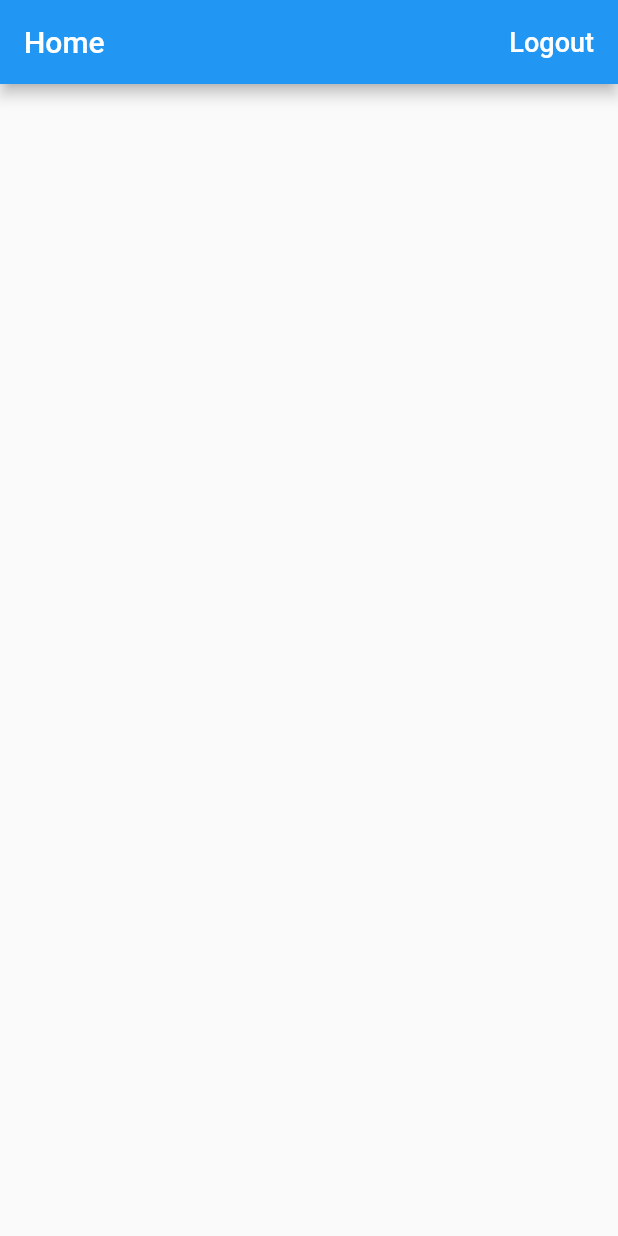
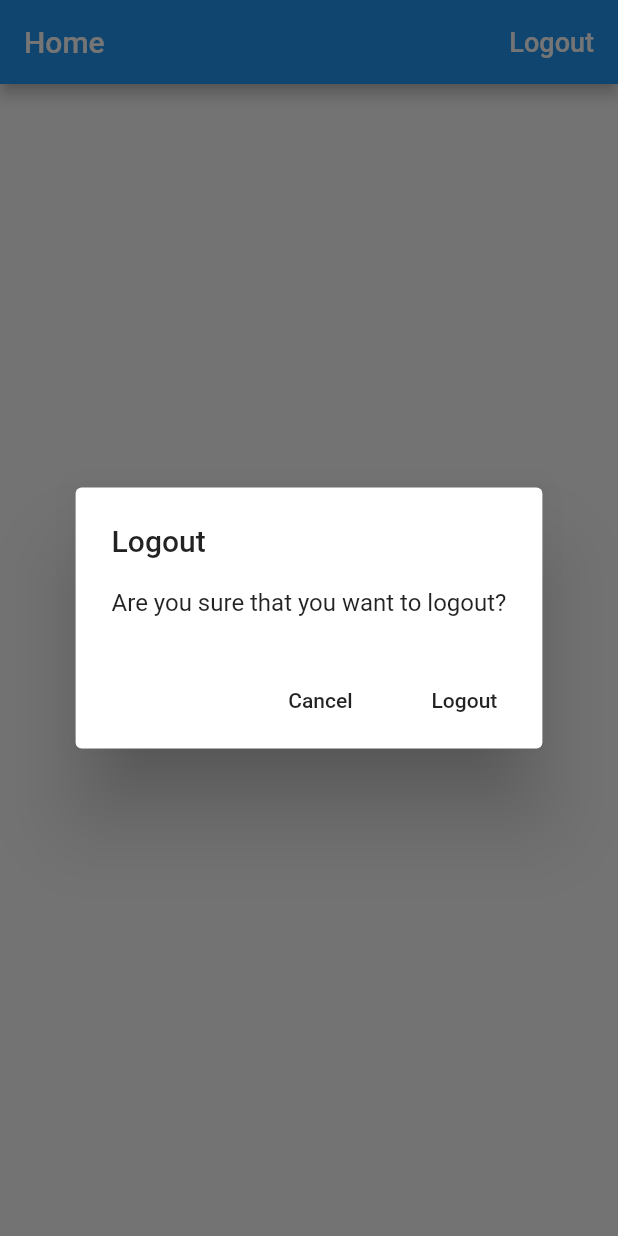
Before and after one commit to YemaneZewdu/time_tracker, a Flutter app: the screen it shows once a user with an empty profile is signed in, after a tap on "Logout", on a phone screen of 412 x 824 dp. Run offline on Flutter 3.47's test engine with Material 2 defaults, Android fonts, the phone set to English and light mode, and no system bars; our stand-ins replace firebase_auth, google_sign_in; accounts and stored records are empty.

Commit message:
-Implemented a platform aware alert dialog box for sign in failure and log out confirmation

```diff
--- a/lib/app/home_page.dart
+++ b/lib/app/home_page.dart
@@ -1,4 +1,5 @@
 import 'package:flutter/material.dart';
+import 'package:timetracker/common_widgets/platform_alert_dialog.dart';
 import 'package:timetracker/services/auth.dart';
 
 class HomePage extends StatelessWidget {
@@ -22,6 +23,22 @@ class HomePage extends StatelessWidget {
       print("Sign out! " + e.toString());
     }
   }
+
+  // confirm if the user wants to sign out
+  Future<void> _confirmSignOut(BuildContext context) async {
+    // getting the return value from the alert dialog
+    final didRequestSignOut = await PlatformAlertDialog(
+      title: 'Logout',
+      content: 'Are you sure that you want to logout?',
+      defaultActionText: 'Logout',
+      cancelActionText: 'Cancel',
+    ).show(context);
+    // if the return value is true, then sign out the user
+    if (didRequestSignOut == true) {
+      _signOut();
+    }
+  }
+
   @override
   Widget build(BuildContext context) {
     return Scaffold(
@@ -36,7 +53,7 @@ class HomePage extends StatelessWidget {
                 color: Colors.white,
               ),
             ),
-            onPressed: _signOut,
+            onPressed: () => _confirmSignOut(context),
           ),
         ],
       ),
--- a/lib/app/sign_in/email_sign_in_form.dart
+++ b/lib/app/sign_in/email_sign_in_form.dart
@@ -2,6 +2,7 @@ import 'package:flutter/cupertino.dart';
 import 'package:flutter/material.dart';
 import 'package:timetracker/app/sign_in/validators.dart';
 import 'package:timetracker/common_widgets/form_submit_button.dart';
+import 'package:timetracker/common_widgets/platform_alert_dialog.dart';
 import 'package:timetracker/services/auth.dart';
 
 // used for customizing the text in the sign in button
@@ -26,12 +27,15 @@ class _EmailSignInFormState extends State<EmailSignInForm> {
   final FocusNode _passwordFocusNode = FocusNode();
 
   String get _email => _emailController.text;
+
   String get _password => _passwordController.text;
+
   // assigning a default value
   EmailSIgnInFormType _formType = EmailSIgnInFormType.signIn;
 
   // this variable is used for solving the onError in the text fields
   bool _submitted = false;
+
   // this is used for not letting the user submit a form multiple times
   // before the already submitted form has not been processed
   // favorable for slow network
@@ -54,10 +58,14 @@ class _EmailSignInFormState extends State<EmailSignInForm> {
       // if successful, close the screen
       Navigator.of(context).pop();
     } catch (e) {
-      print(e.toString());
+      PlatformAlertDialog(
+        title: 'Sign in failed',
+        content: e.toString(),
+        defaultActionText: 'OK',
+      ).show(context);
     }
     // this code is accessed both when the form was successful or unsuccessful
-    finally{
+     finally {
       setState(() {
         _isLoading = false;
       });
@@ -83,7 +91,8 @@ class _EmailSignInFormState extends State<EmailSignInForm> {
     // checking if there is an error on the email text field
     // so that it won't change the focus mode if there is one
     final newFocus = widget.emailValidator.isValid(_email)
-    ? _passwordFocusNode : _emailFocusNode;
+        ? _passwordFocusNode
+        : _emailFocusNode;
     FocusScope.of(context).requestFocus(newFocus);
   }
 
@@ -103,7 +112,8 @@ class _EmailSignInFormState extends State<EmailSignInForm> {
     // only allowing active submit button when both fields have value and
     // when not in loading state
     bool submitEnabled = widget.emailValidator.isValid(_email) &&
-        widget.passwordValidator.isValid(_password) && !_isLoading;
+        widget.passwordValidator.isValid(_password) &&
+        !_isLoading;
 
     return [
       _buildEmailTextField(),
@@ -118,14 +128,15 @@ class _EmailSignInFormState extends State<EmailSignInForm> {
       FlatButton(
         child: Text(secondaryText),
         // users won't be able to toggle the form in a loading state
-        onPressed: !_isLoading ? _toggleFormType: null,
+        onPressed: !_isLoading ? _toggleFormType : null,
       )
     ];
   }
 
   TextField _buildEmailTextField() {
     // if the form is submitted and if the field has an error
-    bool showErrorText = _submitted && !widget.emailValidator.isValid(_email);;
+    bool showErrorText = _submitted && !widget.emailValidator.isValid(_email);
+    ;
     return TextField(
       controller: _emailController,
       decoration: InputDecoration(
@@ -149,7 +160,8 @@ class _EmailSignInFormState extends State<EmailSignInForm> {
 
   TextField _buildPasswordTextField() {
     // if the form is submitted and if the field has an error
-    bool showErrorText = _submitted && !widget.passwordValidator.isValid(_password);
+    bool showErrorText =
+        _submitted && !widget.passwordValidator.isValid(_password);
     return TextField(
       controller: _passwordController,
       decoration: InputDecoration(
--- /dev/null
+++ b/lib/common_widgets/platform_alert_dialog.dart
@@ -0,0 +1,103 @@
+import 'dart:io';
+
+import 'package:flutter/material.dart';
+import 'package:flutter/cupertino.dart';
+import 'package:timetracker/common_widgets/platform_widget.dart';
+
+// this class builds a native platform alert dialog
+// by extending the custom PlatformWidget abstract class
+class PlatformAlertDialog extends PlatformWidget {
+  PlatformAlertDialog(
+      {@required this.title,
+      @required this.content,
+      @required this.defaultActionText,
+      this.cancelActionText})
+      : assert(title != null),
+        assert(content != null),
+        assert(defaultActionText != null);
+
+  final String title;
+  final String content;
+  final String defaultActionText;
+  final String cancelActionText;
+
+  // this shows the alert dialog box with <bool> return
+  Future<bool> show(BuildContext context) async {
+    // return the native dialog box
+    return Platform.isIOS
+        ? await showCupertinoDialog<bool>(
+            context: context,
+            builder: (context) => this,
+          )
+        : await showDialog<bool>(
+            context: context,
+            // doesn't let the alert dialog to be dismissed when users tap
+            // on the screen outside the box (default is true on Android)
+            barrierDismissible: false,
+            builder: (context) =>
+                this, // this -> PlatformAlertDialog class instance
+          );
+  }
+
+  @override
+  Widget buildCupertinoWidget(BuildContext context) {
+    return CupertinoAlertDialog(
+      title: Text(title),
+      content: Text(content),
+      actions: _buildActions(context),
+    );
+  }
+
+  @override
+  Widget buildMaterialWidget(BuildContext context) {
+    return AlertDialog(
+      title: Text(title),
+      content: Text(content),
+      actions: _buildActions(context),
+    );
+  }
+
+  // builds the actions on the dialog box
+  List<Widget> _buildActions(BuildContext context) {
+    final actions = <Widget>[];
+    if (cancelActionText != null) {
+      actions.add(
+        PlatformAlertDialogAction(
+          child: Text(cancelActionText),
+          onPressed: () => Navigator.of(context).pop(false),
+        ),
+      );
+    }
+    actions.add(
+      PlatformAlertDialogAction(
+        child: Text(defaultActionText),
+        onPressed: () => Navigator.of(context).pop(true),
+      ),
+    );
+    return actions;
+  }
+}
+
+// custom class to differentiate the actions in the alert dialog and make it platform aware
+class PlatformAlertDialogAction extends PlatformWidget {
+  PlatformAlertDialogAction({this.child, this.onPressed});
+
+  final Widget child;
+  final VoidCallback onPressed;
+
+  @override
+  Widget buildCupertinoWidget(BuildContext context) {
+    return CupertinoDialogAction(
+      child: child,
+      onPressed: onPressed,
+    );
+  }
+
+  @override
+  Widget buildMaterialWidget(BuildContext context) {
+    return FlatButton(
+      child: child,
+      onPressed: onPressed,
+    );
+  }
+}
--- /dev/null
+++ b/lib/common_widgets/platform_widget.dart
@@ -0,0 +1,17 @@
+import 'dart:io';
+import 'package:flutter/material.dart';
+
+// custom abstract class to build a platform aware dialog
+abstract class PlatformWidget extends StatelessWidget {
+
+  Widget buildCupertinoWidget(BuildContext context);
+
+  Widget buildMaterialWidget(BuildContext context);
+  @override
+  Widget build(BuildContext context) {
+   if (Platform.isIOS) {
+     return buildCupertinoWidget(context);
+   }
+   return buildMaterialWidget(context);
+  }
+}
```
